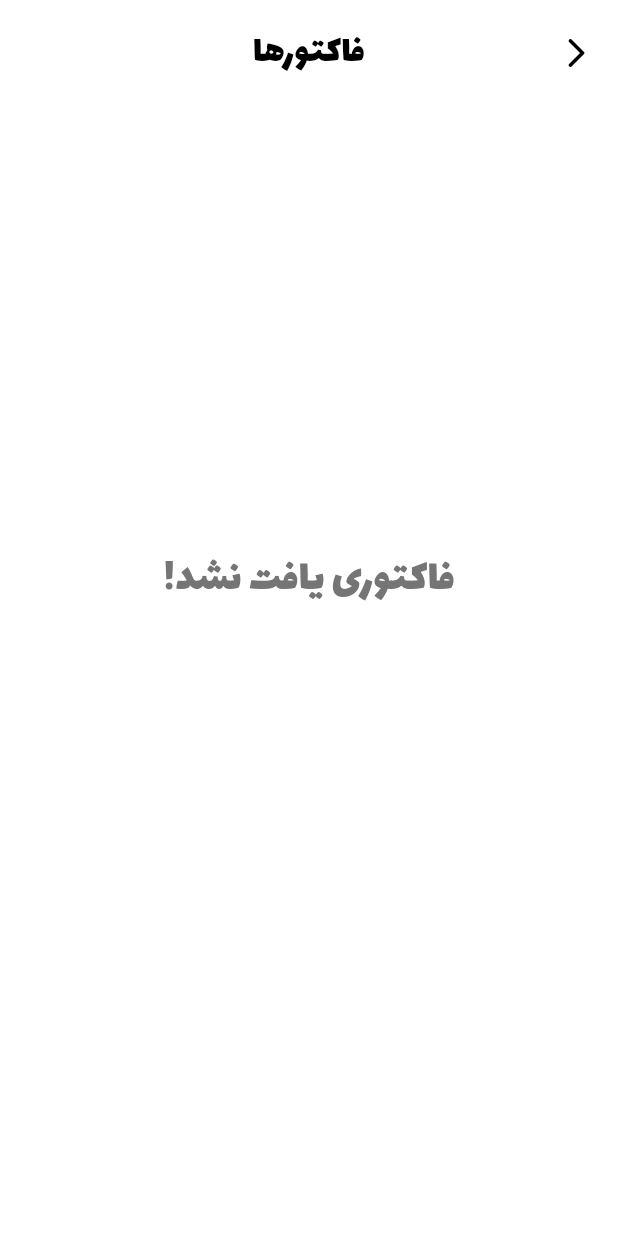
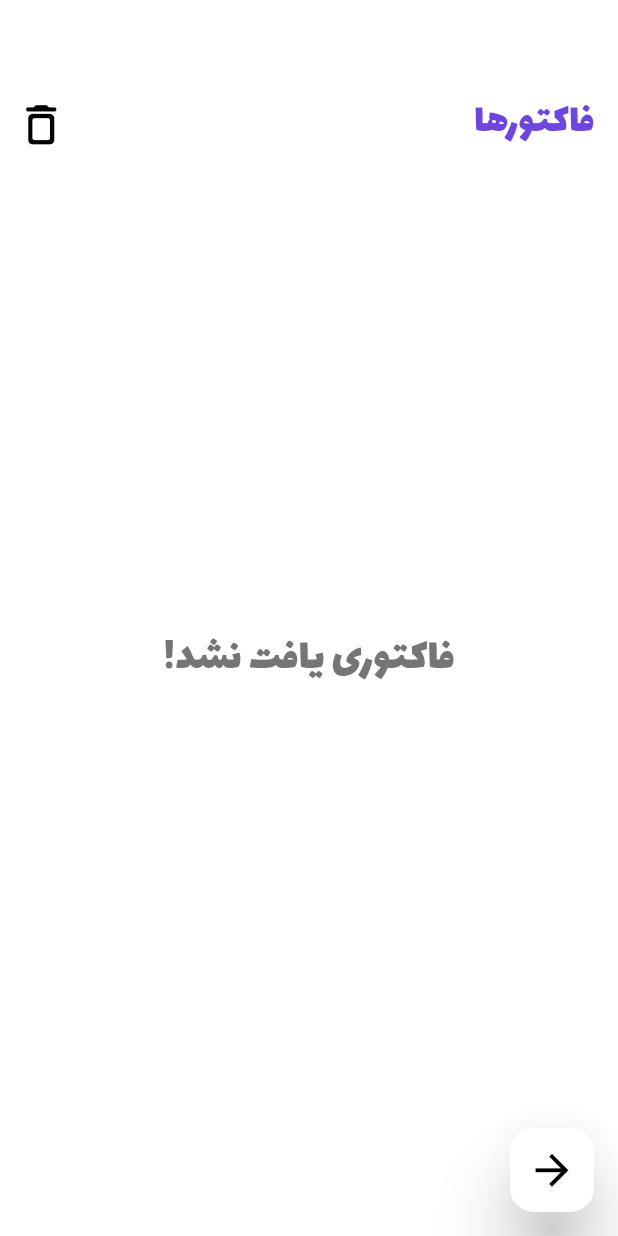
Before and after one commit to mahdi-o/digishop, a Flutter app: the AdminHomeScreen widget shown alone on an empty page, opened directly with empty values, after a tap on "فاکتورها", on a phone screen of 412 x 824 dp. Run offline on Flutter 3.47's test engine with Material 3 defaults, Android fonts, the phone set to English and light mode, and no system bars; our stand-ins replace carousel_slider, curved_navigation_bar, dropdown_button2, get, shared_preferences and 1 more; missing offline and left inert: dart:ffi; accounts and stored records are empty.

```diff
--- a/lib/database/my_db.dart
+++ b/lib/database/my_db.dart
@@ -595,6 +595,12 @@ class MyDb {
     return result;
   }
 
+  Future<int> deleteCustomers()async{
+    final db =await MyDb().db();
+    var result = db.delete('customers');
+    return result;
+  }
+
   Future<List<Customer>> getCustomer() async {
     final Database db = await MyDb().db();
     final List<Map<String, dynamic>> maps = await db.query('customers');
--- a/lib/screens/admin_home_screen.dart
+++ b/lib/screens/admin_home_screen.dart
@@ -3,6 +3,7 @@ import 'package:digishop/services/routes.dart';
 import 'package:digishop/widgets/admin_base_widget.dart';
 import 'package:digishop/widgets/base_widget.dart';
 import 'package:digishop/widgets/container_custom_admin.dart';
+import 'package:digishop/widgets/floatingCustomButtons.dart';
 import 'package:flutter/cupertino.dart';
 import 'package:flutter/material.dart';
 import 'package:get/get.dart';
@@ -29,6 +30,7 @@ class AdminHomeScreen extends StatelessWidget {
         backgroundColor: Colors.white,
         child: const Icon(Icons.arrow_back_sharp,size: 30,),
       ),
+      floatingLocation: FloatingCustomButtons(),
       bottomNavigation: null,
       child: AdminBaseWidget(
         height: 280,
--- a/lib/screens/show_all_invoices.dart
+++ b/lib/screens/show_all_invoices.dart
@@ -57,41 +57,6 @@ class ShowAllInvoices extends StatelessWidget {
 
         return mainWidget(
           context,
-          Padding(
-            padding:
-                const EdgeInsets.only(right: 10, left: 10, bottom: 20, top: 60),
-            child: SingleChildScrollView(
-              scrollDirection: Axis.vertical,
-              child: SizedBox(
-                height: Get.height,
-                child: Column(
-                  children: [
-                    Expanded(
-                      flex: 0,
-                      child: NavbarCustom(
-                        text1: '  فاکتورها ',
-                        text2: '',
-                        size1: 28,
-                        size2: 26,
-                        fontFace1: 'lalezarPlus',
-                        fontFace2: 'lalezarPlus',
-                        icon1: Icons.delete_outline_rounded,
-                        onTapIcon2: () async {
-                          dialogCustom(
-                              'آیا از حذف همه فاکتورها و سفارشات اطمینان دارید؟',20,
-                              () {
-                            var result = MyDb().deleteInvoices;
-                            print(result);
-                            FocusScope.of(context).unfocus();
-                            Get.back();
-                          });
-                        },
-                        icon2: null,
-                      ),
-                    ),
-                    const SizedBox(
-                      height: 10,
-                    ),
           Expanded(
             child: ListView.builder(
               physics: const BouncingScrollPhysics(),
@@ -101,11 +66,6 @@ class ShowAllInvoices extends StatelessWidget {
                 final invoice = invoices[index];
                 return _buildInvoiceInfo(invoice);
               },
-                      ),
-                    ),
-                  ],
-                ),
-              ),
             ),
           ),
         );
@@ -167,7 +127,9 @@ class ShowAllInvoices extends StatelessWidget {
                         width: 20,
                       ),
                       Text(
-                        ' پرداخت شده : ${invoice.isPaying == 0 ? 'خیر' : 'بله'} ',
+                        ' پرداخت شده : ${invoice.isPaying == 0
+                            ? 'خیر'
+                            : 'بله'} ',
                         style: const TextStyle(
                             fontFamily: 'lalezar',
                             fontSize: 20,
@@ -242,37 +204,57 @@ class ShowAllInvoices extends StatelessWidget {
     return BaseWidget(
         color: Colors.white,
         bottomNavigation: null,
-        floating: null,
-      // FloatingActionButton(
-      //   onPressed: () {
-      //     Get.back();
-      //   },
-      //   elevation: 20,
-      //   foregroundColor: Colors.black,
-      //   backgroundColor: Colors.white,
-      //   child: const Icon(Icons.arrow_back_sharp,size: 33,),
-      // )
-        appBar: AppBar(
-          elevation: 0,
-          toolbarHeight: 70,
-          centerTitle: true,
-          title: const Text(
-            'فاکتورها',
-            style: TextStyle(
-                fontFamily: 'lalezar', color: Colors.black, fontSize: 26),
+        floating:
+        FloatingActionButton(
+          onPressed: () {
+            Get.back();
+          },
+          elevation: 20,
+          foregroundColor: Colors.black,
+          backgroundColor: Colors.white,
+          child: const Icon(Icons.arrow_back_sharp, size: 33,),
         ),
-          backgroundColor: Colors.white,
-          leading: GestureDetector(
-              onTap: () {
+        floatingLocation: FloatingActionButtonLocation.startFloat,
+        appBar: null,
+        child: Padding(
+          padding: const EdgeInsets.only(
+              right: 10, left: 10, bottom: 20, top: 60),
+          child: SingleChildScrollView(
+            scrollDirection: Axis.vertical,
+            child: SizedBox(
+              height: Get.height,
+              child: Column(children: [
+                Expanded(
+                  flex: 0,
+                  child: NavbarCustom(
+                    text1: '  فاکتورها ',
+                    text2: '',
+                    size1: 28,
+                    size2: 26,
+                    fontFace1: 'lalezarPlus',
+                    fontFace2: 'lalezarPlus',
+                    icon1: Icons.delete_outline_rounded,
+                    onTapIcon2: () async {
+                      dialogCustom(
+                          'آیا از حذف همه فاکتورها و سفارشات اطمینان دارید؟',20,
+                              () {
+                                var result = MyDb().deleteInvoices;
+                                print(result);
                                 FocusScope.of(context).unfocus();
-                Get.toNamed(AppRoutes.adminHome,arguments: user);
-
+                                Get.back();
+                          });
                     },
-              child: const Icon(
-                Icons.arrow_back_ios_rounded,
-                color: Colors.black,
-              )),
+                    icon2: null,
                   ),
-        child: child);
+                ),
+                const SizedBox(
+                  height: 10,
+                ),
+                Expanded(child: child)
+              ],),
+            ),
+          ),
+        )
+    );
   }
 }
--- a/lib/widgets/base_widget.dart
+++ b/lib/widgets/base_widget.dart
@@ -10,13 +10,14 @@ class BaseWidget extends GetView {
       required this.appBar,
       required this.bottomNavigation,
       required this.color,
-      this.floating});
+      this.floating,this.floatingLocation});
 
   final Widget child;
   final AppBar? appBar;
   final CurvedNavigationBar? bottomNavigation;
   final Color color;
   final Widget? floating;
+  final FloatingActionButtonLocation? floatingLocation;
 
   @override
   Widget build(BuildContext context) {
@@ -27,7 +28,7 @@ class BaseWidget extends GetView {
         backgroundColor: color,
         appBar: appBar,
         floatingActionButton: floating,
-        floatingActionButtonLocation: FloatingCustomButtons(),
+        floatingActionButtonLocation: floatingLocation,
         body: child,
         bottomNavigationBar: bottomNavigation,
       ),
```
Also changed, not shown: lib/screens/show_all_customers.dart (+52 -22 lines), lib/screens/show_all_products.dart (+77 -21 lines). Lines whose indentation alone changed are shown as unchanged.
